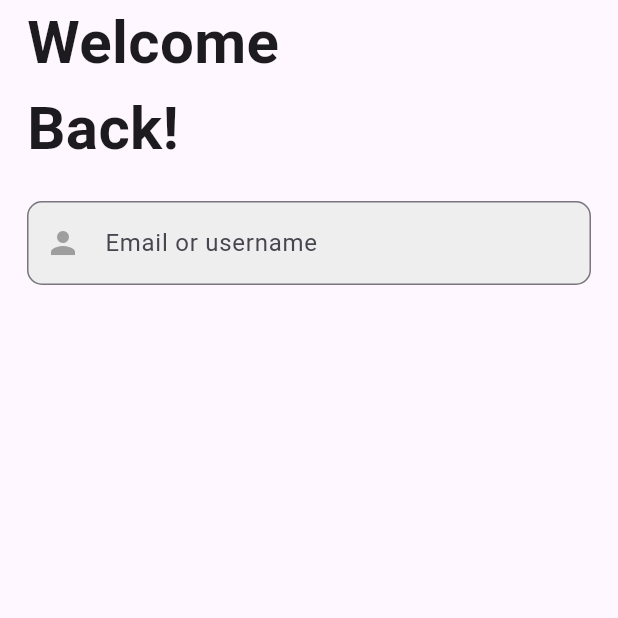
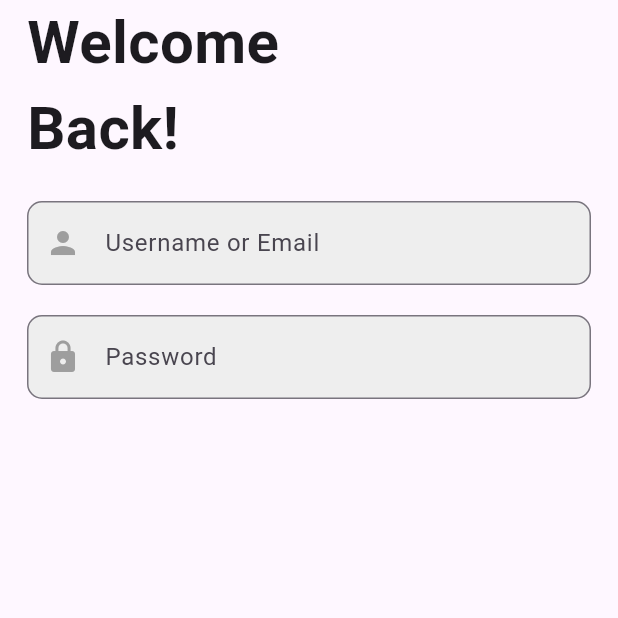
Before and after one commit to iamfarazbaloch/ecom_ui_kit, a Flutter app: the screen it shows after launch, after a tap on "Skip", on a phone screen of 412 x 824 dp, the top half of it. Run offline on Flutter 3.47's test engine with Material 3 defaults, Android fonts, the phone set to English and light mode, and no system bars; our stand-ins replace gap, smooth_page_indicator.

Commit message:
text field

```diff
--- a/lib/pages/login_page.dart
+++ b/lib/pages/login_page.dart
@@ -3,7 +3,9 @@ import 'package:flutter/material.dart';
 import 'package:gap/gap.dart';
 
 class LoginPage extends StatelessWidget {
-  const LoginPage({super.key});
+  LoginPage({super.key});
+  final emailController = TextEditingController();
+  final passwordController = TextEditingController();
 
   @override
   Widget build(BuildContext context) {
@@ -19,7 +21,17 @@ class LoginPage extends StatelessWidget {
                 style: TextStyle(fontSize: 40, fontWeight: FontWeight.bold),
               ),
               Gap(20),
-              MySearchField(),
+              MySearchField(
+                icon: Icons.person,
+                hint: 'Username or Email',
+                controller: emailController,
+              ),
+              Gap(20),
+              MySearchField(
+                controller: passwordController,
+                hint: 'Password',
+                icon: Icons.lock,
+              ),
             ],
           ),
         ),
--- a/lib/splash/splash_screen.dart
+++ b/lib/splash/splash_screen.dart
@@ -56,7 +56,7 @@ class _SplashScreenState extends State<SplashScreen> {
               onTap: () {
                 Navigator.pushReplacement(
                   context,
-                  MaterialPageRoute(builder: (context) => const LoginPage()),
+                  MaterialPageRoute(builder: (context) => LoginPage()),
                 );
               },
               child: const Text(
@@ -107,9 +107,7 @@ class _SplashScreenState extends State<SplashScreen> {
                       onTap: () {
                         Navigator.pushReplacement(
                           context,
-                          MaterialPageRoute(
-                            builder: (context) => const LoginPage(),
-                          ),
+                          MaterialPageRoute(builder: (context) => LoginPage()),
                         );
                       },
                       child: const Text(
--- a/lib/widgets/my_search_field.dart
+++ b/lib/widgets/my_search_field.dart
@@ -1,7 +1,15 @@
 import 'package:flutter/material.dart';
 
 class MySearchField extends StatelessWidget {
-  const MySearchField({super.key});
+  final IconData icon;
+  final String hint;
+  final TextEditingController controller;
+  const MySearchField({
+    super.key,
+    required this.icon,
+    required this.hint,
+    required this.controller,
+  });
 
   @override
   Widget build(BuildContext context) {
@@ -10,12 +18,12 @@ class MySearchField extends StatelessWidget {
         color: Colors.grey.shade200,
         borderRadius: BorderRadius.circular(10),
       ),
-
       child: TextField(
+        controller: controller,
         decoration: InputDecoration(
           border: OutlineInputBorder(borderRadius: BorderRadius.circular(10)),
-          prefixIcon: Icon(Icons.person, color: Colors.grey),
-          hintText: 'Email or username',
+          prefixIcon: Icon(icon, color: Colors.grey),
+          hintText: hint,
         ),
       ),
     );
```
